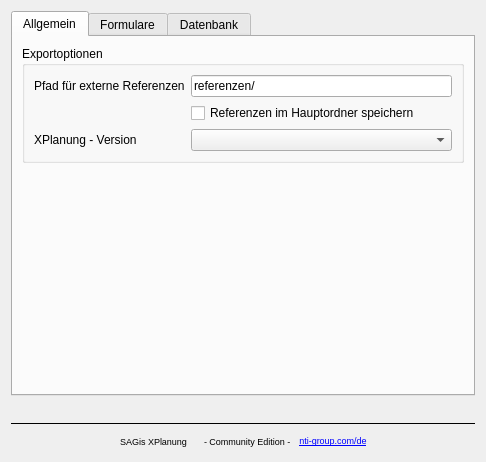
Before: the Qt Designer form src/SAGisXPlanung/ui/settings.ui in nti-de/SAGisXPlanung, drawn with Qt 5.
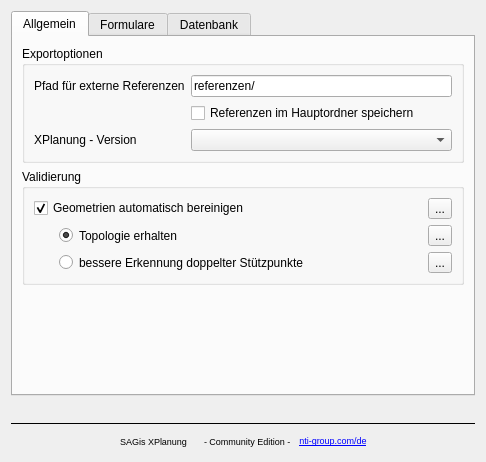
After: the same form once the commit is applied. The open tabs and pages were chosen to show the change. Custom widgets are drawn as their Qt base class.

Commit message: new config for geometry correction

```diff
--- a/src/SAGisXPlanung/ui/settings.ui
+++ b/src/SAGisXPlanung/ui/settings.ui
@@ -76,6 +76,81 @@
          </layout>
         </widget>
        </item>
+       <item>
+        <widget class="QGroupBox" name="groupBox_3">
+         <property name="title">
+          <string>Validierung</string>
+         </property>
+         <layout class="QGridLayout" name="gridLayout">
+          <item row="1" column="0">
+           <widget class="QRadioButton" name="radiobutton_preserve_geometry">
+            <property name="autoFillBackground">
+             <bool>false</bool>
+            </property>
+            <property name="styleSheet">
+             <string notr="true">margin-left: 25px;</string>
+            </property>
+            <property name="text">
+             <string>Topologie erhalten</string>
+            </property>
+            <property name="checked">
+             <bool>true</bool>
+            </property>
+            <attribute name="buttonGroup">
+             <string notr="true">validation__option_buttongroup</string>
+            </attribute>
+           </widget>
+          </item>
+          <item row="0" column="0">
+           <widget class="QCheckBox" name="checkbox_clean_geometry">
+            <property name="text">
+             <string>Geometrien automatisch bereinigen</string>
+            </property>
+            <property name="checked">
+             <bool>true</bool>
+            </property>
+           </widget>
+          </item>
+          <item row="2" column="0">
+           <widget class="QRadioButton" name="radiobutton_repeated_points">
+            <property name="styleSheet">
+             <string notr="true">margin-left: 25px;</string>
+            </property>
+            <property name="text">
+             <string>bessere Erkennung doppelter Stützpunkte</string>
+            </property>
+            <attribute name="buttonGroup">
+             <string notr="true">validation__option_buttongroup</string>
+            </attribute>
+           </widget>
+          </item>
+          <item row="0" column="1">
+           <widget class="QToolButton" name="info_button1">
+            <property name="text">
+             <string>...</string>
+            </property>
+            <property name="autoRaise">
+             <bool>false</bool>
+            </property>
+           </widget>
+          </item>
+          <item row="1" column="1">
+           <widget class="QToolButton" name="info_button2">
+            <property name="text">
+             <string>...</string>
+            </property>
+           </widget>
+          </item>
+          <item row="2" column="1">
+           <widget class="QToolButton" name="info_button3">
+            <property name="text">
+             <string>...</string>
+            </property>
+           </widget>
+          </item>
+         </layout>
+        </widget>
+       </item>
        <item>
         <spacer name="verticalSpacer">
          <property name="orientation">
```
Left out of the diff: 5 changed lines with no effect on the pictures. The commit also changes 4 other files.
